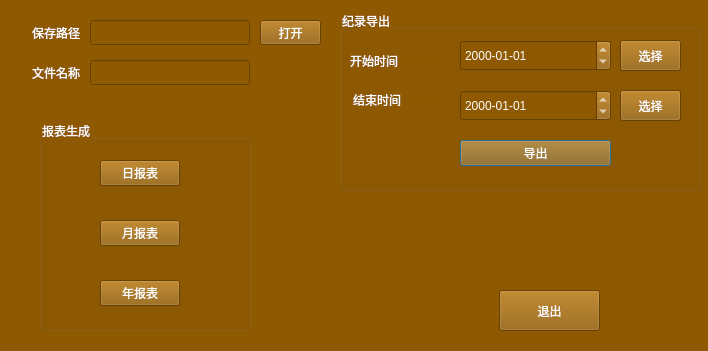
This is BusBar-Qt/logs/logcom/logexportmodeldlg.ui in luozhiyong131/BusBar as Qt 5 draws it before an edit. The edited form follows.
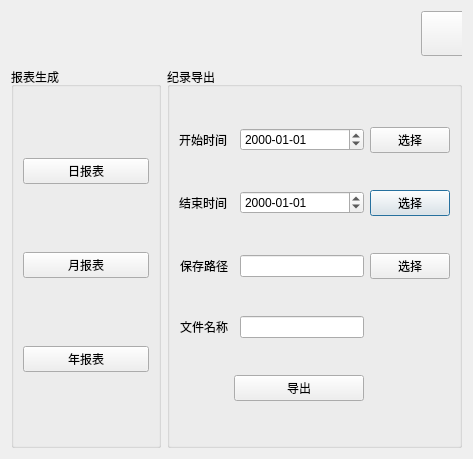
This is the edited form. Icons and pictures are not drawn.

```diff
--- a/BusBar-Qt/logs/logcom/logexportmodeldlg.ui
+++ b/BusBar-Qt/logs/logcom/logexportmodeldlg.ui
@@ -6,252 +6,190 @@
    <rect>
     <x>0</x>
     <y>0</y>
-    <width>708</width>
-    <height>351</height>
+    <width>473</width>
+    <height>459</height>
    </rect>
   </property>
   <property name="windowTitle">
    <string>Dialog</string>
   </property>
   <property name="styleSheet">
-   <string notr="true">background-color: rgb(143, 89, 2);
-color: rgb(255, 255, 255);</string>
+   <string notr="true"/>
   </property>
+  <layout class="QGridLayout" name="gridLayout_2">
+   <item row="1" column="1">
   <widget class="QGroupBox" name="groupBox">
-   <property name="geometry">
-    <rect>
-     <x>340</x>
-     <y>10</y>
-     <width>361</width>
-     <height>181</height>
-    </rect>
-   </property>
    <property name="title">
     <string>纪录导出</string>
    </property>
-   <widget class="QPushButton" name="exportBtn">
-    <property name="geometry">
-     <rect>
-      <x>120</x>
-      <y>130</y>
-      <width>151</width>
-      <height>26</height>
-     </rect>
-    </property>
-    <property name="text">
-     <string>导出</string>
-    </property>
-   </widget>
-   <widget class="QPushButton" name="endDateBtn">
-    <property name="geometry">
-     <rect>
-      <x>280</x>
-      <y>80</y>
-      <width>61</width>
-      <height>31</height>
-     </rect>
-    </property>
-    <property name="text">
-     <string>选择</string>
-    </property>
-   </widget>
-   <widget class="QLabel" name="label">
-    <property name="geometry">
-     <rect>
-      <x>10</x>
-      <y>40</y>
-      <width>91</width>
-      <height>21</height>
-     </rect>
-    </property>
-    <property name="text">
-     <string>开始时间</string>
-    </property>
-   </widget>
-   <widget class="QDateEdit" name="startDateEdit">
-    <property name="geometry">
-     <rect>
-      <x>120</x>
-      <y>30</y>
-      <width>151</width>
-      <height>31</height>
-     </rect>
-    </property>
-    <property name="displayFormat">
-     <string>yyyy-MM-dd</string>
-    </property>
-   </widget>
+     <layout class="QGridLayout" name="gridLayout">
+      <item row="1" column="0" colspan="2">
    <widget class="QLabel" name="label_2">
-    <property name="geometry">
-     <rect>
-      <x>13</x>
-      <y>80</y>
-      <width>91</width>
-      <height>20</height>
-     </rect>
-    </property>
     <property name="text">
      <string>结束时间</string>
     </property>
    </widget>
+      </item>
+      <item row="1" column="2">
    <widget class="QDateEdit" name="endDateEdit">
-    <property name="geometry">
-     <rect>
-      <x>120</x>
-      <y>80</y>
-      <width>151</width>
-      <height>31</height>
-     </rect>
-    </property>
+        <property name="displayFormat">
+         <string>yyyy-MM-dd</string>
+        </property>
+       </widget>
+      </item>
+      <item row="0" column="0">
+       <widget class="QLabel" name="label">
+        <property name="text">
+         <string>开始时间</string>
+        </property>
+       </widget>
+      </item>
+      <item row="1" column="3">
+       <widget class="QPushButton" name="endDateBtn">
+        <property name="text">
+         <string>选择</string>
+        </property>
+       </widget>
+      </item>
+      <item row="2" column="3">
+       <widget class="QPushButton" name="pushButton">
+        <property name="text">
+         <string>选择</string>
+        </property>
+       </widget>
+      </item>
+      <item row="0" column="2">
+       <widget class="QDateEdit" name="startDateEdit">
     <property name="displayFormat">
      <string>yyyy-MM-dd</string>
     </property>
    </widget>
+      </item>
+      <item row="0" column="3">
    <widget class="QPushButton" name="startDateBtn">
-    <property name="geometry">
-     <rect>
-      <x>280</x>
-      <y>30</y>
-      <width>61</width>
-      <height>31</height>
-     </rect>
-    </property>
     <property name="text">
      <string>选择</string>
     </property>
    </widget>
-  </widget>
+      </item>
+      <item row="2" column="0">
+       <widget class="QLabel" name="label_4">
+        <property name="text">
+         <string>保存路径</string>
+        </property>
+        <property name="alignment">
+         <set>Qt::AlignRight|Qt::AlignTrailing|Qt::AlignVCenter</set>
+        </property>
+       </widget>
+      </item>
+      <item row="3" column="0">
+       <widget class="QLabel" name="label_3">
+        <property name="text">
+         <string>文件名称</string>
+        </property>
+        <property name="alignment">
+         <set>Qt::AlignRight|Qt::AlignTrailing|Qt::AlignVCenter</set>
+        </property>
+       </widget>
+      </item>
+      <item row="3" column="2">
+       <widget class="QLineEdit" name="fileEdit"/>
+      </item>
+      <item row="2" column="2">
+       <widget class="QLineEdit" name="pathEdit"/>
+      </item>
+      <item row="4" column="1" colspan="2">
+       <widget class="QPushButton" name="exportBtn">
+        <property name="text">
+         <string>导出</string>
+        </property>
+       </widget>
+      </item>
+     </layout>
+    </widget>
+   </item>
+   <item row="1" column="0">
   <widget class="QGroupBox" name="groupBox_2">
-   <property name="geometry">
-    <rect>
-     <x>40</x>
-     <y>120</y>
-     <width>211</width>
-     <height>211</height>
-    </rect>
+     <property name="minimumSize">
+      <size>
+       <width>150</width>
+       <height>0</height>
+      </size>
+     </property>
+     <property name="maximumSize">
+      <size>
+       <width>190</width>
+       <height>16777215</height>
+      </size>
    </property>
    <property name="title">
     <string>报表生成</string>
    </property>
+     <layout class="QVBoxLayout" name="verticalLayout">
+      <item>
    <widget class="QPushButton" name="dayBtn">
-    <property name="geometry">
-     <rect>
-      <x>60</x>
-      <y>40</y>
-      <width>80</width>
-      <height>26</height>
-     </rect>
-    </property>
     <property name="text">
      <string>日报表</string>
     </property>
    </widget>
+      </item>
+      <item>
    <widget class="QPushButton" name="monthBtn">
-    <property name="geometry">
-     <rect>
-      <x>60</x>
-      <y>100</y>
-      <width>80</width>
-      <height>26</height>
-     </rect>
-    </property>
     <property name="text">
      <string>月报表</string>
     </property>
    </widget>
+      </item>
+      <item>
    <widget class="QPushButton" name="yearBtn">
-    <property name="geometry">
-     <rect>
-      <x>60</x>
-      <y>160</y>
-      <width>80</width>
-      <height>26</height>
-     </rect>
-    </property>
     <property name="text">
      <string>年报表</string>
     </property>
    </widget>
-  </widget>
+      </item>
+     </layout>
+    </widget>
+   </item>
+   <item row="0" column="0" colspan="2">
+    <widget class="QWidget" name="widget" native="true">
+     <property name="maximumSize">
+      <size>
+       <width>16777215</width>
+       <height>50</height>
+      </size>
+     </property>
   <widget class="QPushButton" name="quitBtn">
    <property name="geometry">
     <rect>
-     <x>499</x>
-     <y>290</y>
-     <width>101</width>
-     <height>41</height>
-    </rect>
-   </property>
-   <property name="text">
-    <string>退出</string>
-   </property>
-  </widget>
-  <widget class="QLabel" name="label_3">
-   <property name="geometry">
-    <rect>
-     <x>0</x>
-     <y>60</y>
-     <width>80</width>
-     <height>25</height>
-    </rect>
-   </property>
+        <x>410</x>
+        <y>0</y>
+        <width>45</width>
+        <height>45</height>
+       </rect>
+      </property>
+      <property name="styleSheet">
+       <string notr="true"/>
+      </property>
    <property name="text">
-    <string>文件名称</string>
-   </property>
-   <property name="alignment">
-    <set>Qt::AlignRight|Qt::AlignTrailing|Qt::AlignVCenter</set>
-   </property>
-  </widget>
-  <widget class="QLineEdit" name="pathEdit">
-   <property name="geometry">
-    <rect>
-     <x>90</x>
-     <y>20</y>
-     <width>160</width>
-     <height>25</height>
-    </rect>
-   </property>
-  </widget>
-  <widget class="QPushButton" name="pushButton">
-   <property name="geometry">
-    <rect>
-     <x>260</x>
-     <y>20</y>
-     <width>61</width>
-     <height>25</height>
-    </rect>
-   </property>
-   <property name="text">
-    <string>打开</string>
-   </property>
-  </widget>
-  <widget class="QLineEdit" name="fileEdit">
-   <property name="geometry">
-    <rect>
-     <x>90</x>
-     <y>60</y>
-     <width>160</width>
-     <height>25</height>
-    </rect>
-   </property>
-  </widget>
-  <widget class="QLabel" name="label_4">
-   <property name="geometry">
-    <rect>
-     <x>0</x>
-     <y>20</y>
-     <width>80</width>
-     <height>25</height>
-    </rect>
-   </property>
-   <property name="text">
-    <string>保存路径</string>
-   </property>
-   <property name="alignment">
-    <set>Qt::AlignRight|Qt::AlignTrailing|Qt::AlignVCenter</set>
-   </property>
-  </widget>
- </widget>
- <resources/>
+       <string/>
+      </property>
+      <property name="icon">
+       <iconset resource="../../images.qrc">
+        <normaloff>:/new/prefix1/image/cancel.png</normaloff>:/new/prefix1/image/cancel.png</iconset>
+      </property>
+      <property name="iconSize">
+       <size>
+        <width>45</width>
+        <height>45</height>
+       </size>
+      </property>
+     </widget>
+    </widget>
+   </item>
+  </layout>
+ </widget>
+ <resources>
+  <include location="../../images.qrc"/>
+ </resources>
  <connections/>
 </ui>
```
Lines whose indentation alone changed are shown as unchanged.
